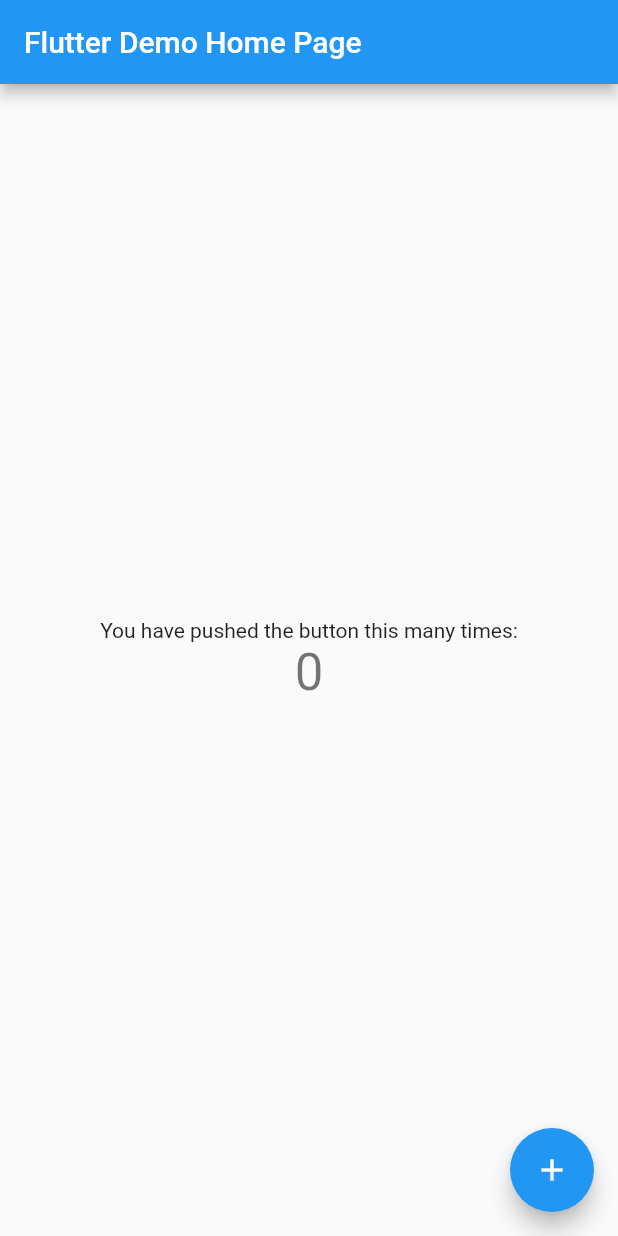
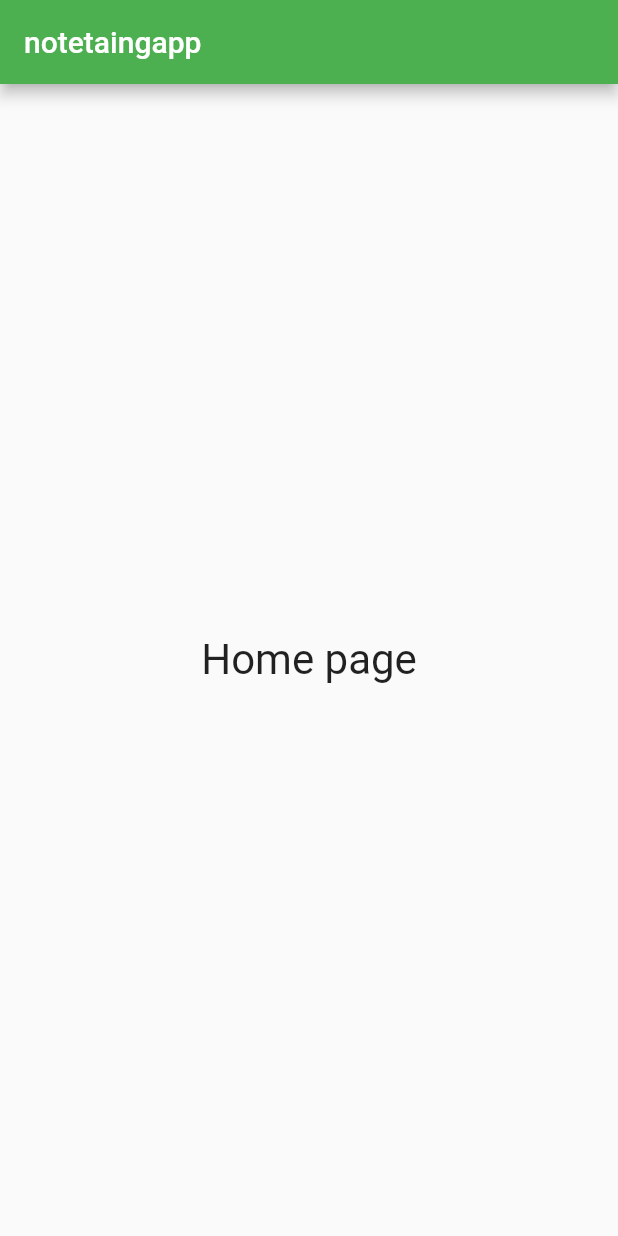
Before and after one commit to humayonmalik/notetakingappfinal, a Flutter app: the screen it shows after launch, on a phone screen of 412 x 824 dp. Run offline on Flutter 3.47's test engine with Material 2 defaults, Android fonts, the phone set to English and light mode, and no system bars.

```diff
--- a/lib/main.dart
+++ b/lib/main.dart
@@ -1,117 +1,56 @@
+import 'dart:async';
 import 'package:flutter/material.dart';
-
 void main() {
   runApp(MyApp());
 }
 
 class MyApp extends StatelessWidget {
-  // This widget is the root of your application.
   @override
   Widget build(BuildContext context) {
     return MaterialApp(
-      title: 'Flutter Demo',
+      title: 'Splash Screen',
       theme: ThemeData(
-        // This is the theme of your application.
-        //
-        // Try running your application with "flutter run". You'll see the
-        // application has a blue toolbar. Then, without quitting the app, try
-        // changing the primarySwatch below to Colors.green and then invoke
-        // "hot reload" (press "r" in the console where you ran "flutter run",
-        // or simply save your changes to "hot reload" in a Flutter IDE).
-        // Notice that the counter didn't reset back to zero; the application
-        // is not restarted.
-        primarySwatch: Colors.blue,
-        // This makes the visual density adapt to the platform that you run
-        // the app on. For desktop platforms, the controls will be smaller and
-        // closer together (more dense) than on mobile platforms.
-        visualDensity: VisualDensity.adaptivePlatformDensity,
+        primarySwatch: Colors.green,
       ),
-      home: MyHomePage(title: 'Flutter Demo Home Page'),
+      home: MyHomePage(),
+      debugShowCheckedModeBanner: false,
     );
   }
 }
 
 class MyHomePage extends StatefulWidget {
-  MyHomePage({Key key, this.title}) : super(key: key);
-
-  // This widget is the home page of your application. It is stateful, meaning
-  // that it has a State object (defined below) that contains fields that affect
-  // how it looks.
-
-  // This class is the configuration for the state. It holds the values (in this
-  // case the title) provided by the parent (in this case the App widget) and
-  // used by the build method of the State. Fields in a Widget subclass are
-  // always marked "final".
-
-  final String title;
-
   @override
   _MyHomePageState createState() => _MyHomePageState();
 }
-
 class _MyHomePageState extends State<MyHomePage> {
-  int _counter = 0;
-
-  void _incrementCounter() {
-    setState(() {
-      // This call to setState tells the Flutter framework that something has
-      // changed in this State, which causes it to rerun the build method below
-      // so that the display can reflect the updated values. If we changed
-      // _counter without calling setState(), then the build method would not be
-      // called again, and so nothing would appear to happen.
-      _counter++;
-    });
+  @override
+  void initState() {
+    super.initState();
+    Timer(Duration(seconds: 3),
+            ()=>Navigator.pushReplacement(context,
+            MaterialPageRoute(builder:
+                (context) =>
+                SecondScreen()
+            )
+        )
+    );
   }
-
   @override
   Widget build(BuildContext context) {
-    // This method is rerun every time setState is called, for instance as done
-    // by the _incrementCounter method above.
-    //
-    // The Flutter framework has been optimized to make rerunning build methods
-    // fast, so that you can just rebuild anything that needs updating rather
-    // than having to individually change instances of widgets.
-    return Scaffold(
-      appBar: AppBar(
-        // Here we take the value from the MyHomePage object that was created by
-        // the App.build method, and use it to set our appbar title.
-        title: Text(widget.title),
-      ),
-      body: Center(
-        // Center is a layout widget. It takes a single child and positions it
-        // in the middle of the parent.
-        child: Column(
-          // Column is also a layout widget. It takes a list of children and
-          // arranges them vertically. By default, it sizes itself to fit its
-          // children horizontally, and tries to be as tall as its parent.
-          //
-          // Invoke "debug painting" (press "p" in the console, choose the
-          // "Toggle Debug Paint" action from the Flutter Inspector in Android
-          // Studio, or the "Toggle Debug Paint" command in Visual Studio Code)
-          // to see the wireframe for each widget.
-          //
-          // Column has various properties to control how it sizes itself and
-          // how it positions its children. Here we use mainAxisAlignment to
-          // center the children vertically; the main axis here is the vertical
-          // axis because Columns are vertical (the cross axis would be
-          // horizontal).
-          mainAxisAlignment: MainAxisAlignment.center,
-          children: <Widget>[
-            Text(
-              'You have pushed the button this many times:',
-            ),
-            Text(
-              '$_counter',
-              style: Theme.of(context).textTheme.headline4,
-            ),
-          ],
-        ),
-      ),
-      floatingActionButton: FloatingActionButton(
-        onPressed: _incrementCounter,
-        tooltip: 'Increment',
-        child: Icon(Icons.add),
-      ), // This trailing comma makes auto-formatting nicer for build methods.
+    return Container(
+        color: Colors.white,
+        child:FlutterLogo(size:MediaQuery.of(context).size.height)
     );
   }
 }
+class SecondScreen extends StatelessWidget {
+  @override
+  Widget build(BuildContext context) {
+    return Scaffold(
+      appBar: AppBar(title:Text("notetaingapp")),
+      body: Center(
+          child:Text("Home page",textScaleFactor: 2,)
+      ),
+    );
+  }
+}
```
